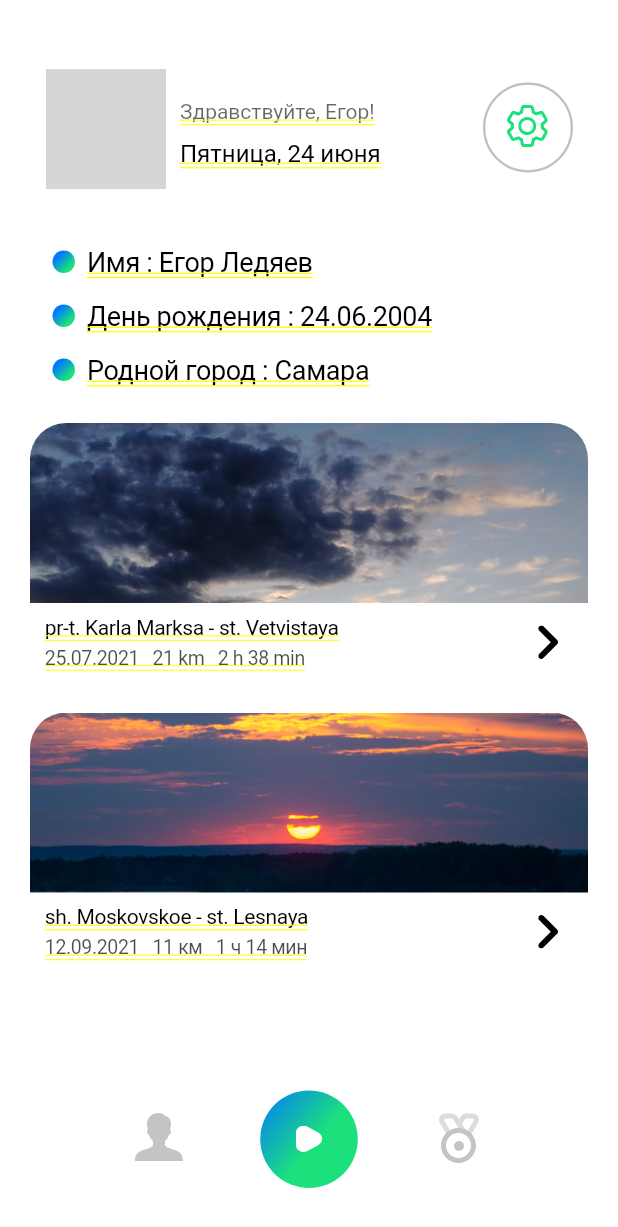
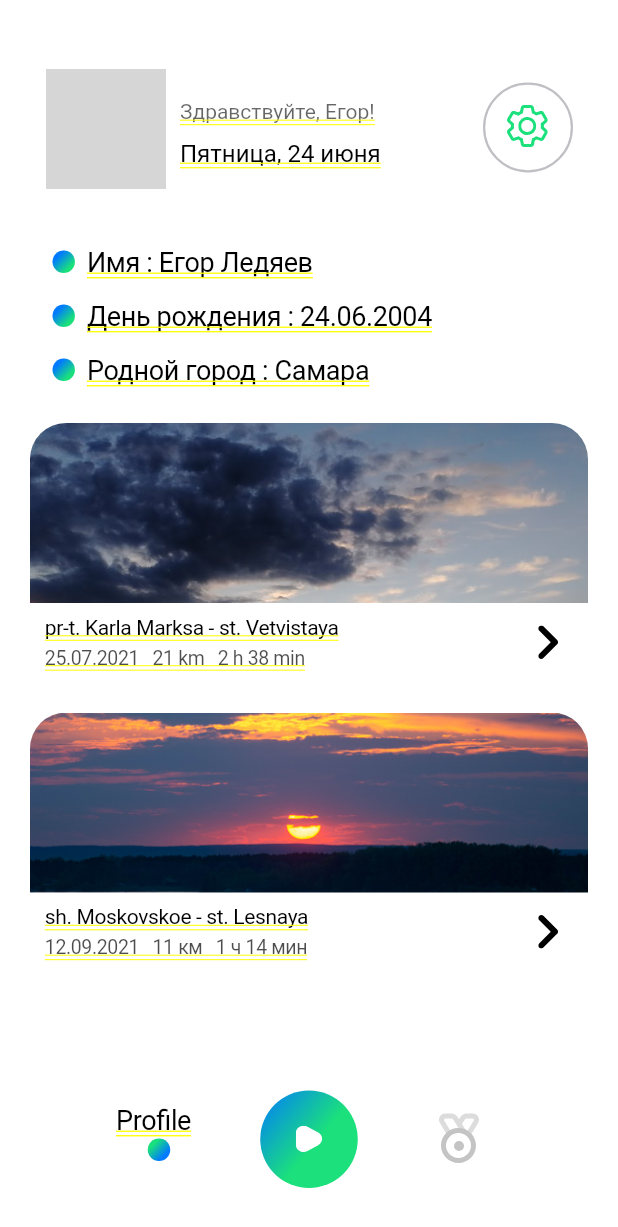
Before and after one commit to EgorLedyaev/Strollie, a Flutter app: the screen it shows after launch, after a tap on an icon or button, on a phone screen of 412 x 824 dp. Shown: the top 1227 px of the screen. Run offline on Flutter 3.47's test engine with Material 2 defaults, Android fonts, the phone set to English and light mode, and no system bars; our stand-ins replace flutter_svg, google_maps_flutter; network calls fail; Roboto replaces fonts that are missing (SF Pro Text); grey boxes are pictures that could not be loaded.

Commit message:
Обновление профиля

```diff
--- a/lib/plugins.dart
+++ b/lib/plugins.dart
@@ -687,3 +687,50 @@ class _bg_state extends State<bg>{
     );
   }
 }
+
+class profile_menu_icon extends StatefulWidget{
+  @override
+  _profile_menu_icon_state createState() => _profile_menu_icon_state();
+}
+
+class _profile_menu_icon_state extends State<profile_menu_icon>{
+  @override
+  Widget build(BuildContext context) {
+    return Container(
+        width: 57,
+        height: 37,
+
+        child: Stack(
+            children: <Widget>[
+              const Positioned(
+                  top: 0,
+                  left: 0,
+                  child: Text('Profile', textAlign: TextAlign.center, style: TextStyle(
+                      color: Color.fromRGBO(0, 0, 0, 1),
+                      fontFamily: 'SF Pro Text',
+                      fontSize: 18,
+                      letterSpacing: -0.23999999463558197,
+                      fontWeight: FontWeight.normal,
+                      height: 1.1111111111111112
+                  ),)
+              ),Positioned(
+                  top: 22,
+                  left: 21,
+                  child: Container(
+                      width: 15,
+                      height: 15,
+                      decoration: const BoxDecoration(
+                        gradient : LinearGradient(
+                            begin: Alignment(6.123234262925839e-17,1),
+                            end: Alignment(-1,6.123234262925839e-17),
+                            colors: [Color.fromRGBO(0, 122, 254, 1),Color.fromRGBO(26, 224, 124, 1)]
+                        ),
+                        borderRadius : BorderRadius.all(Radius.elliptical(15, 15)),
+                      )
+                  )
+              ),
+            ]
+        )
+    );
+  }
+}
--- a/lib/profile.dart
+++ b/lib/profile.dart
@@ -190,7 +190,7 @@ class _ProfileScreenState extends State<ProfileScreen> with SingleTickerProvider
         Container(
           alignment: Alignment.bottomCenter,
           padding: const EdgeInsets.only(bottom:50,right: 200),
-          child: profile_button_icon(),
+          child: profile_menu_icon(),
         ),
         Container(
           alignment: Alignment.bottomCenter,
```
